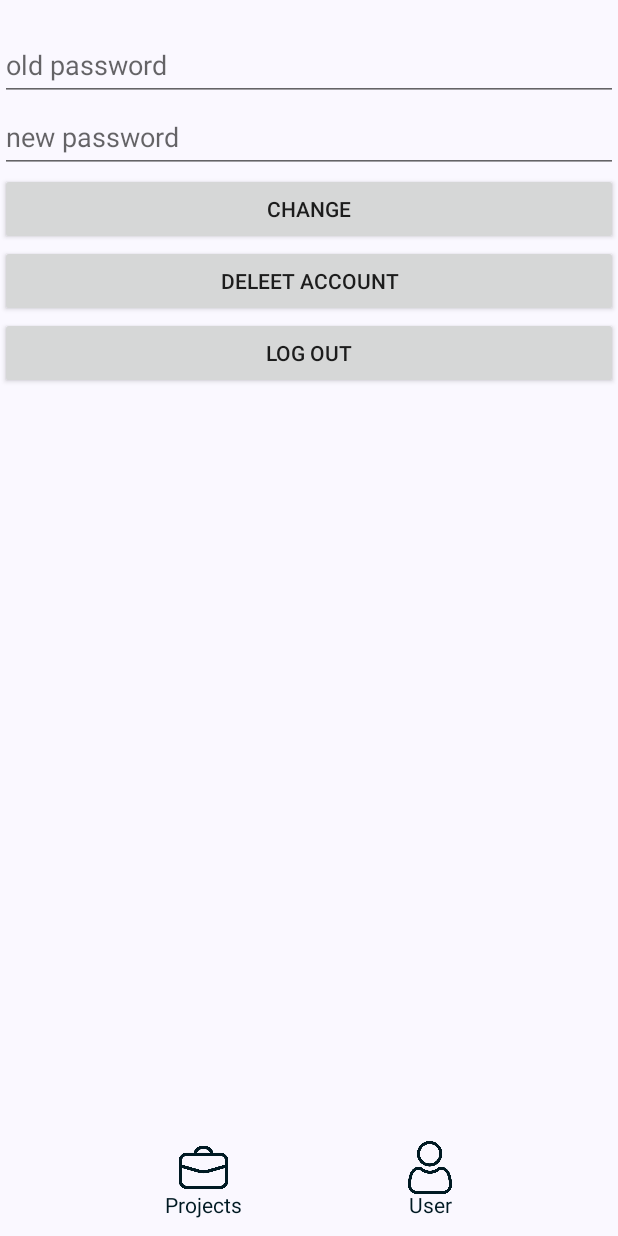
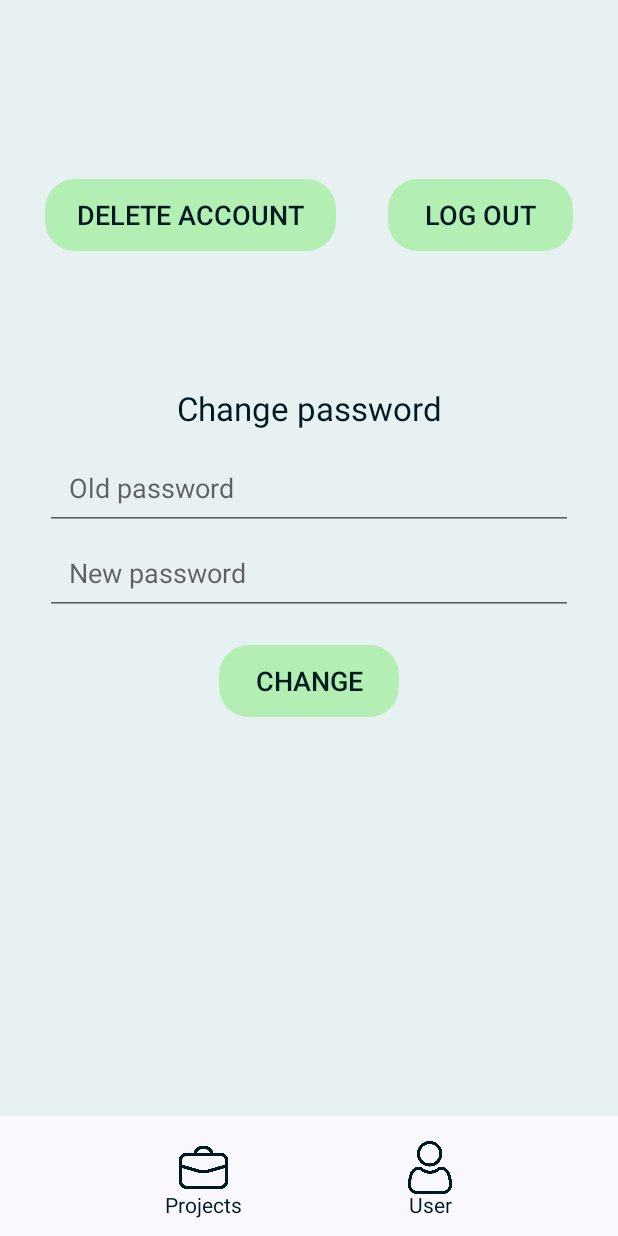
Before and after one commit to KirillSokirka/Tasker-Mobile, an Android app built with Jetpack Compose: the fragment UserFragment placed in its activity, on a phone screen of 412 x 824 dp. Run offline under Robolectric (Android 15) with nearby library versions, the phone set to English and light mode, and no system bars; network calls fail.

Commit message:
styled user page

```diff
--- a/app/src/main/java/com/example/taskermobile/activities/users/UserFragment.kt
+++ b/app/src/main/java/com/example/taskermobile/activities/users/UserFragment.kt
@@ -28,6 +28,7 @@ class UserFragment : Fragment() {
     private val userViewModel: UserViewModel by viewModel()
 
     private lateinit var loadingIndicator: ProgressBar
+    private lateinit var overlayView: View
 
     override fun onCreateView(
         inflater: LayoutInflater, container: ViewGroup?,
@@ -40,6 +41,7 @@ class UserFragment : Fragment() {
         super.onViewCreated(view, savedInstanceState)
 
         loadingIndicator = view.findViewById(R.id.loadingIndicator)
+        overlayView = view.findViewById(R.id.overlayView)
 
         tokenViewModel.token.observe(viewLifecycleOwner, Observer { tokenValue ->
             tokenValue?.let {
@@ -96,12 +98,10 @@ class UserFragment : Fragment() {
 
     private fun handleApiResponse(apiResponse: ApiResponse<Any>) {
         when (apiResponse) {
-            is ApiResponse.Loading -> {
-                loadingIndicator.visibility = View.VISIBLE
-            }
+            is ApiResponse.Loading -> showLoading()
 
             is ApiResponse.Success -> {
-                loadingIndicator.visibility = View.GONE
+                hideLoading()
                 tokenViewModel.deleteToken()
                 val intent = Intent(activity, LoginActivity::class.java)
                 startActivity(intent)
@@ -109,7 +109,7 @@ class UserFragment : Fragment() {
             }
 
             is ApiResponse.Failure -> {
-                loadingIndicator.visibility = View.GONE
+                hideLoading()
                 Toast.makeText(
                     requireContext(),
                     "Error: ${apiResponse.errorMessage}",
@@ -118,4 +118,14 @@ class UserFragment : Fragment() {
             }
         }
     }
+
+    private fun showLoading() {
+        loadingIndicator.visibility = View.VISIBLE
+        overlayView.visibility = View.VISIBLE
+    }
+
+    private fun hideLoading() {
+        loadingIndicator.visibility = View.GONE
+        overlayView.visibility = View.GONE
+    }
 }
--- a/app/src/main/res/layout/user_fragment.xml
+++ b/app/src/main/res/layout/user_fragment.xml
@@ -1,53 +1,88 @@
-<?xml version="1.0" encoding="utf-8"?>
+<FrameLayout
+    xmlns:android="http://schemas.android.com/apk/res/android"
+    android:id="@+id/userPage"
+    android:background="@color/backgroundColor"
+    android:layout_width="match_parent"
+    android:layout_height="match_parent">
+
     <LinearLayout xmlns:android="http://schemas.android.com/apk/res/android"
         android:orientation="vertical"
+        android:padding="30dp"
         android:layout_width="match_parent"
         android:layout_height="match_parent">
 
         <TextView
             android:id="@+id/userName"
+            style="@style/CustomTextView"
+            android:background="@null"
+            android:text="" />
+
+        <LinearLayout
             android:layout_width="match_parent"
             android:layout_height="wrap_content"
-        android:text="" />
+            android:orientation="horizontal">
+
+            <Button
+                android:id="@+id/deleteAccount"
+                style="@style/CustomLoginButton"
+                android:layout_width="wrap_content"
+                android:layout_height="wrap_content"
+                android:layout_weight="1"
+                android:text="Delete Account" />
+
+            <View
+                android:layout_width="0dp"
+                android:layout_height="0dp"
+                android:layout_weight="1" />
+
+            <Button
+                android:id="@+id/logOut"
+                style="@style/CustomLoginButton"
+                android:layout_width="wrap_content"
+                android:layout_height="wrap_content"
+                android:layout_weight="1"
+                android:text="Log Out" />
+        </LinearLayout>
+
+        <TextView
+            style="@style/CustomTextView"
+            android:layout_marginTop="80dp"
+            android:background="@null"
+            android:text="Change password" />
 
         <EditText
             android:id="@+id/oldPassword"
-        android:layout_width="match_parent"
-        android:layout_height="wrap_content"
-        android:hint="old password"
+            style="@style/CustomEditText"
+            android:hint="Old password"
             android:inputType="textPassword"
             android:minHeight="48dp" />
 
         <EditText
             android:id="@+id/newPassword"
-        android:layout_width="match_parent"
-        android:layout_height="wrap_content"
-        android:hint="new password"
+            style="@style/CustomEditText"
+            android:hint="New password"
             android:inputType="textPassword"
             android:minHeight="48dp" />
 
         <Button
             android:id="@+id/changePassword"
+            style="@style/CustomLoginButton"
+            android:layout_gravity="center_horizontal"
+            android:text="Change" />
+    </LinearLayout>
+
+
+    <View
+    android:id="@+id/overlayView"
     android:layout_width="match_parent"
-        android:layout_height="wrap_content"
-        android:text="Change" />
-
-    <Button
-        android:id="@+id/deleteAccount"
-        android:layout_width="match_parent"
-        android:layout_height="wrap_content"
-        android:text="deleet account" />
-
-    <Button
-        android:id="@+id/logOut"
-        android:layout_width="match_parent"
-        android:layout_height="wrap_content"
-        android:text="Log out" />
+    android:layout_height="match_parent"
+    android:background="#AAffffff"
+    android:visibility="gone" />
 
     <ProgressBar
     android:id="@+id/loadingIndicator"
     android:layout_width="wrap_content"
     android:layout_height="wrap_content"
-        android:layout_marginTop="20dp"
+    android:layout_gravity="center"
     android:visibility="gone" />
-</LinearLayout>
+</FrameLayout>
--- a/app/src/main/res/values/styles.xml
+++ b/app/src/main/res/values/styles.xml
@@ -15,7 +15,17 @@
         <item name="android:textColor">@color/textColor</item>
         <item name="android:textSize">18sp</item>
         <item name="android:background">@drawable/rounded_button</item>
-        <item name="android:radius">20dp</item>
+        <item name="android:layout_marginTop">20dp</item>
+        <item name="android:stateListAnimator">@null</item>
+    </style>
+    <style name="CustomTextView" parent="Widget.AppCompat.TextView">
+        <item name="android:layout_width">match_parent</item>
+        <item name="android:gravity">center_horizontal</item>
+        <item name="android:layout_height">wrap_content</item>
+        <item name="android:padding">10dp</item>
+        <item name="android:textColor">@color/textColor</item>
+        <item name="android:textSize">22sp</item>
+        <item name="android:background">@drawable/rounded_button</item>
         <item name="android:layout_marginTop">20dp</item>
     </style>
 </resources>
```
Lines whose indentation alone changed are shown as unchanged.
